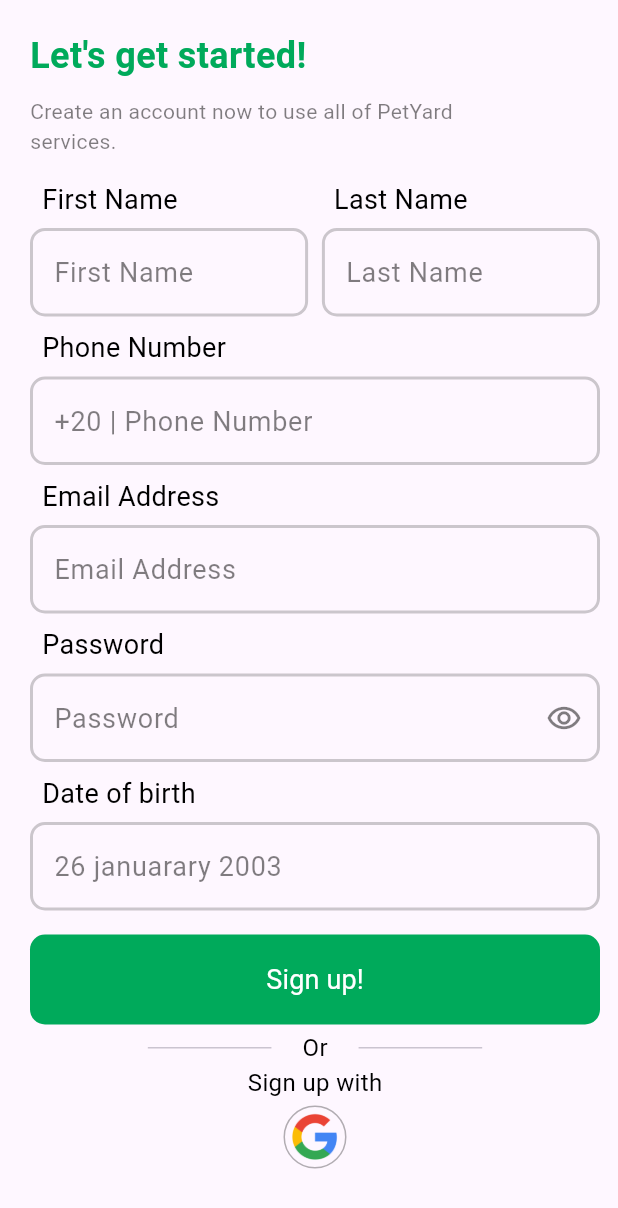
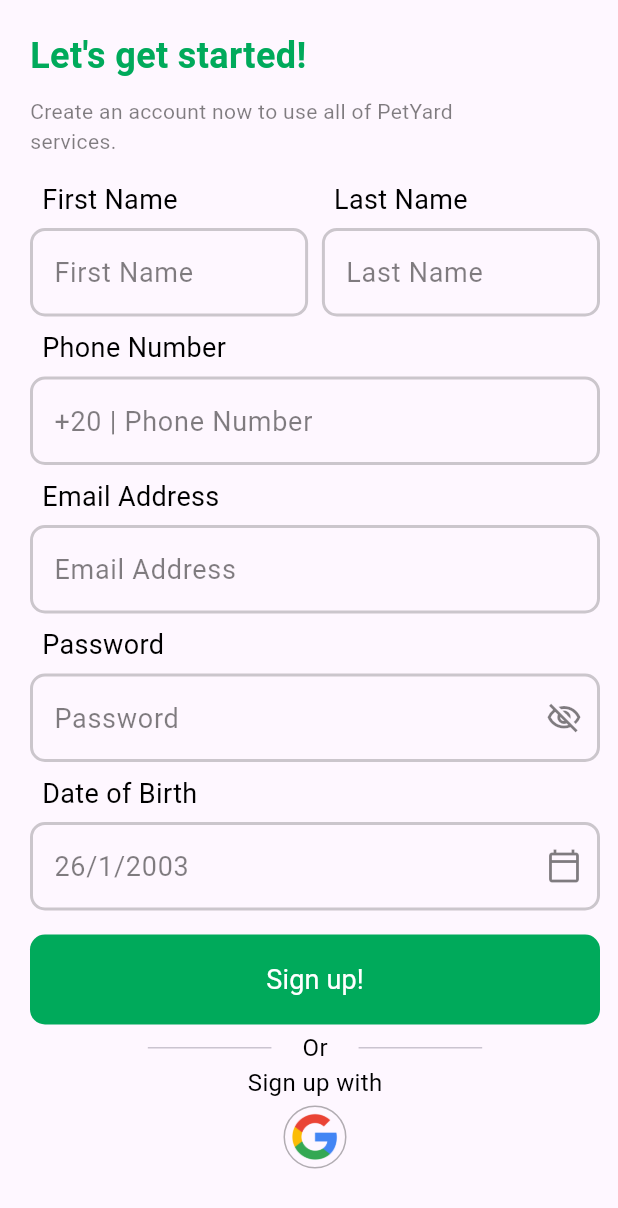
Before and after one commit to Loaiosama/PetYard, a Flutter app: the screen it shows after launch, on a phone screen of 412 x 824 dp. Shown: the top 1208 px of the screen. Run offline on Flutter 3.47's test engine with Material 3 defaults, Android fonts, the phone set to English and light mode, and no system bars; our stand-ins replace animated_splash_screen.

Commit message:
Date of birth textfield completed

```diff
--- a/petowner_frontend/lib/core/utils/theming/colors.dart
+++ b/petowner_frontend/lib/core/utils/theming/colors.dart
@@ -2,3 +2,4 @@ import 'package:flutter/material.dart';
 
 const Color kPrimaryGreen = Color.fromRGBO(0, 170, 91, 1);
 Color kSecondaryGreen = const Color.fromRGBO(0, 255, 136, 1).withOpacity(0.5);
+Color iconColor = Colors.black.withOpacity(0.5);
--- a/petowner_frontend/lib/core/widgets/custom_text_form_field.dart
+++ b/petowner_frontend/lib/core/widgets/custom_text_form_field.dart
@@ -47,7 +47,7 @@ class CustomRegistrationTextField extends StatefulWidget {
 class _CustomRegistrationTextFieldState
     extends State<CustomRegistrationTextField> {
   bool textFieldColor = false;
-  bool isVisible = false;
+  bool isVisible = true;
 
   @override
   Widget build(BuildContext context) {
@@ -85,13 +85,13 @@ class _CustomRegistrationTextFieldState
                   });
                 },
                 icon: !isVisible
-                    ? Icon(
+                    ? const Icon(
                         Icons.remove_red_eye_outlined,
+                        color: kPrimaryGreen,
+                      )
+                    : Icon(
+                        Icons.visibility_off_outlined,
                         color: Colors.black.withOpacity(0.5),
-                      )
-                    : const Icon(
-                        Icons.visibility_off_outlined,
-                        color: kPrimaryGreen,
                       ),
               )
             : null,
--- /dev/null
+++ b/petowner_frontend/lib/features/registration/signup/presentation/widgets/date_of_birth_column.dart
@@ -0,0 +1,25 @@
+import 'package:flutter/material.dart';
+import 'package:petowner_frontend/core/utils/theming/styles.dart';
+import 'date_of_birth_text_field.dart';
+
+class DateOfBirthColumn extends StatelessWidget {
+  const DateOfBirthColumn({super.key});
+
+  @override
+  Widget build(BuildContext context) {
+    return Column(
+      crossAxisAlignment: CrossAxisAlignment.start,
+      children: [
+        Padding(
+          padding: const EdgeInsets.only(left: 8.0),
+          child: Text(
+            'Date of Birth',
+            style: Styles.styles18,
+          ),
+        ),
+        const SizedBox(height: 6),
+        const DateOfBirthTexTField(),
+      ],
+    );
+  }
+}
--- /dev/null
+++ b/petowner_frontend/lib/features/registration/signup/presentation/widgets/date_of_birth_text_field.dart
@@ -0,0 +1,61 @@
+import 'package:flutter/material.dart';
+import 'package:petowner_frontend/core/utils/theming/colors.dart';
+import 'package:petowner_frontend/core/widgets/custom_text_form_field.dart';
+
+class DateOfBirthTexTField extends StatefulWidget {
+  const DateOfBirthTexTField({super.key});
+
+  @override
+  State<DateOfBirthTexTField> createState() => _DateOfBirthTexTFieldState();
+}
+
+class _DateOfBirthTexTFieldState extends State<DateOfBirthTexTField> {
+  TextEditingController controller = TextEditingController();
+  DateTime? _selectedDate;
+
+  Future<void> selectDate(BuildContext context) async {
+    final DateTime? picked = await showDatePicker(
+      context: context,
+      initialDate: DateTime.now(),
+      firstDate: DateTime(1900),
+      lastDate: DateTime.now(),
+    );
+    if (picked != null && picked != _selectedDate) {
+      setState(() {
+        _selectedDate = picked;
+        controller.text = '${picked.month}/${picked.day}/${picked.year}';
+      });
+    }
+  }
+
+  @override
+  Widget build(BuildContext context) {
+    return GestureDetector(
+      onTap: () => selectDate(context),
+      child: AbsorbPointer(
+        absorbing: true,
+        child: TextFormField(
+          controller: controller,
+          readOnly: true,
+          decoration: InputDecoration(
+            hintText: '26/1/2003',
+            suffixIcon: IconButton(
+                onPressed: () {
+                  selectDate(context);
+                },
+                icon: Icon(
+                  Icons.calendar_today_outlined,
+                  color: iconColor,
+                )),
+            hintStyle: TextStyle(
+              color: Colors.black.withOpacity(0.5),
+              fontSize: 18,
+            ),
+            border: customBorder,
+            enabledBorder: customEnabledOutlinedBorder,
+          ),
+        ),
+      ),
+    );
+  }
+}
--- a/petowner_frontend/lib/features/registration/signup/presentation/widgets/third_section.dart
+++ b/petowner_frontend/lib/features/registration/signup/presentation/widgets/third_section.dart
@@ -1,9 +1,8 @@
 import 'package:flutter/material.dart';
 import 'package:petowner_frontend/core/utils/theming/styles.dart';
 import 'package:petowner_frontend/core/widgets/petyard_text_button.dart';
-
 import 'alternative_signup_option.dart';
-import 'signup_text_field_column.dart';
+import 'date_of_birth_column.dart';
 
 class ThirdSection extends StatelessWidget {
   const ThirdSection({super.key});
@@ -13,11 +12,7 @@ class ThirdSection extends StatelessWidget {
     return Column(
       mainAxisAlignment: MainAxisAlignment.start,
       children: [
-        const SignUpTextFieldColumn(
-          hintText: '26 januarary 2003',
-          labelText: 'Date of birth',
-          isPassword: false,
-        ),
+        const DateOfBirthColumn(),
         const SizedBox(height: 16),
         PetYardTextButton(
           style: Styles.styles18.copyWith(color: Colors.white),
--- a/petowner_frontend/lib/features/splash/splash_view.dart
+++ b/petowner_frontend/lib/features/splash/splash_view.dart
@@ -2,14 +2,13 @@ import 'package:flutter/material.dart';
 import 'package:petowner_frontend/features/splash/widgets/splash_view_body.dart';
 
 class SplashView extends StatelessWidget {
-
-
-  const SplashView({Key? key,}) : super(key: key);
+  const SplashView({
+    super.key,
+  });
 
   @override
   Widget build(BuildContext context) {
     return const Scaffold(
-
       body: SplashViewBody(),
     );
   }
```
Also changed, not shown: petowner_frontend/lib/features/test.dart (deleted).
